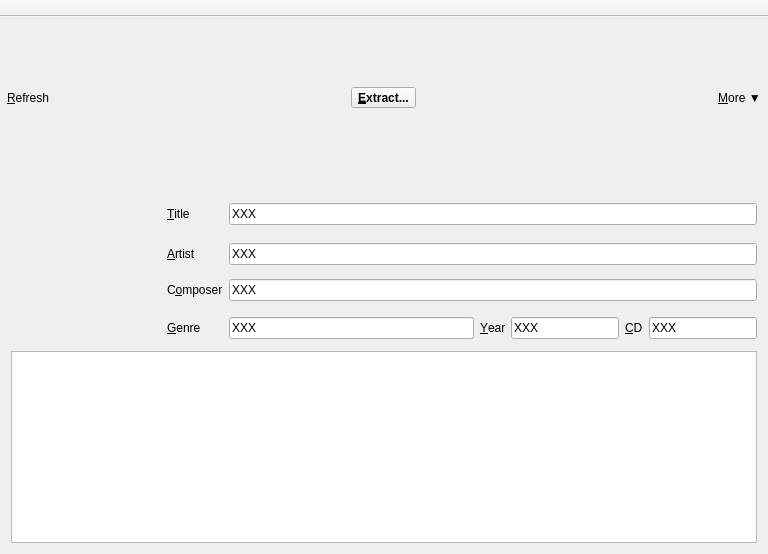
Above: mainwindow.ui from genosse-einhorn/cdda-extractor before the change. Below: the same form after it.
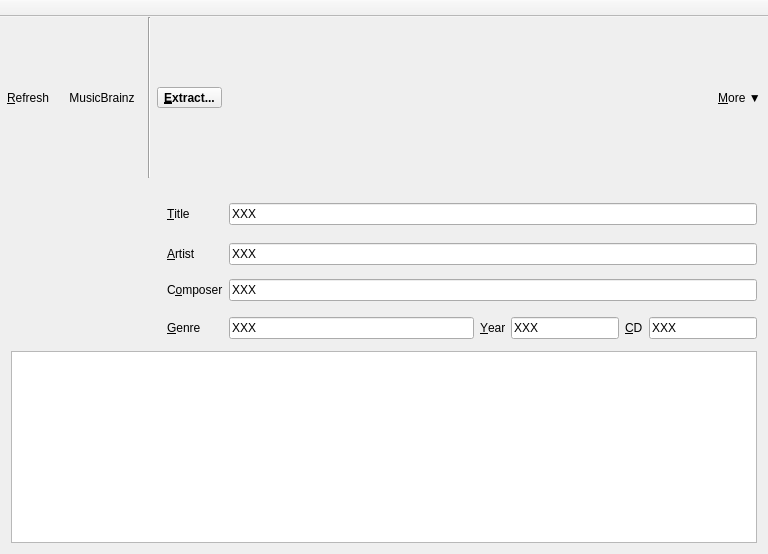
That is the form after the change. The open tabs and pages were chosen to show the change. Icons and pictures are not drawn. Custom widgets are drawn as their Qt base class.

Commit message:
MusicBrainz: introduce extra toolbar button for loading metadata
It requires an extra click now, but I believe the experience to be
more obvious now.

```diff
--- a/mainwindow.ui
+++ b/mainwindow.ui
@@ -54,12 +54,29 @@
        </widget>
       </item>
       <item>
-       <widget class="QWidget" name="spacer" native="true">
-        <property name="sizePolicy">
-         <sizepolicy hsizetype="Expanding" vsizetype="Expanding">
-          <horstretch>0</horstretch>
-          <verstretch>0</verstretch>
-         </sizepolicy>
+       <widget class="QToolButton" name="tbLoadMetadata">
+        <property name="toolTip">
+         <string>Load Metadata from the Internet using the MusicBrainz Service</string>
+        </property>
+        <property name="text">
+         <string>MusicBrainz</string>
+        </property>
+        <property name="icon">
+         <iconset resource="data/data.qrc">
+          <normaloff>:/musicbrainz.svg</normaloff>:/musicbrainz.svg</iconset>
+        </property>
+        <property name="toolButtonStyle">
+         <enum>Qt::ToolButtonTextBesideIcon</enum>
+        </property>
+        <property name="autoRaise">
+         <bool>true</bool>
+        </property>
+       </widget>
+      </item>
+      <item>
+       <widget class="Line" name="line">
+        <property name="orientation">
+         <enum>Qt::Vertical</enum>
         </property>
        </widget>
       </item>
```
Left out of the diff: 2 changed lines with no effect on the pictures. The commit also changes 12 other files.
